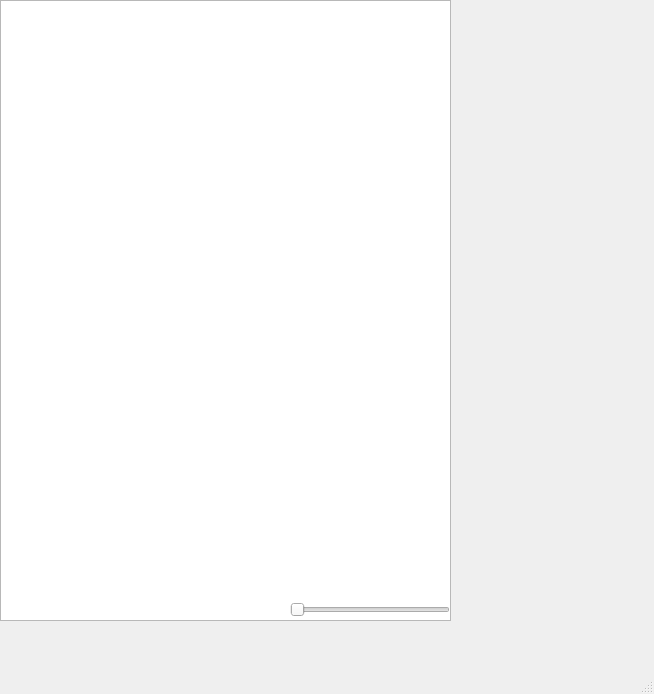
yatsek/mindmaps-qt, file src/gui-designer/mainWindow.ui: the form before one commit.
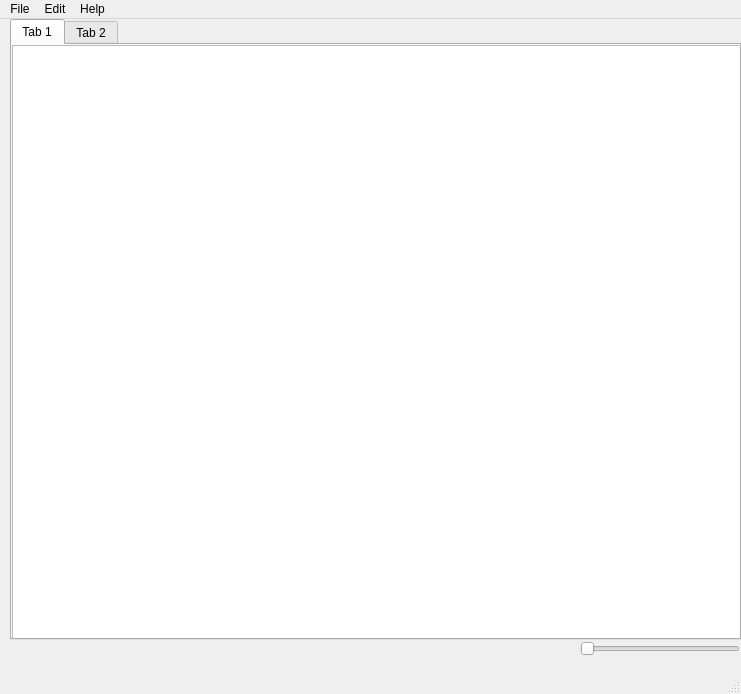
The form after the commit.

Commit message: attempt to save, designer windows

```diff
--- a/src/gui-designer/mainWindow.ui
+++ b/src/gui-designer/mainWindow.ui
@@ -6,7 +6,7 @@
    <rect>
     <x>0</x>
     <y>0</y>
-    <width>654</width>
+    <width>741</width>
     <height>694</height>
    </rect>
   </property>
@@ -20,27 +20,11 @@
    <property name="locale">
     <locale language="English" country="UnitedKingdom"/>
    </property>
-   <widget class="QGraphicsView" name="graphicsView">
-    <property name="geometry">
-     <rect>
-      <x>0</x>
-      <y>0</y>
-      <width>451</width>
-      <height>621</height>
-     </rect>
-    </property>
-    <property name="sizePolicy">
-     <sizepolicy hsizetype="Maximum" vsizetype="Expanding">
-      <horstretch>0</horstretch>
-      <verstretch>0</verstretch>
-     </sizepolicy>
-    </property>
-   </widget>
    <widget class="QSlider" name="horizontalSlider">
     <property name="geometry">
      <rect>
-      <x>290</x>
-      <y>600</y>
+      <x>580</x>
+      <y>620</y>
       <width>160</width>
       <height>20</height>
      </rect>
@@ -49,16 +33,98 @@
      <enum>Qt::Horizontal</enum>
     </property>
    </widget>
+   <widget class="QTabWidget" name="tabWidget">
+    <property name="geometry">
+     <rect>
+      <x>10</x>
+      <y>0</y>
+      <width>731</width>
+      <height>621</height>
+     </rect>
+    </property>
+    <property name="currentIndex">
+     <number>0</number>
+    </property>
+    <widget class="QWidget" name="tab">
+     <attribute name="title">
+      <string>Tab 1</string>
+     </attribute>
+     <widget class="QGraphicsView" name="graphicsView">
+      <property name="geometry">
+       <rect>
+        <x>0</x>
+        <y>0</y>
+        <width>741</width>
+        <height>611</height>
+       </rect>
+      </property>
+      <property name="sizePolicy">
+       <sizepolicy hsizetype="Maximum" vsizetype="Expanding">
+        <horstretch>0</horstretch>
+        <verstretch>0</verstretch>
+       </sizepolicy>
+      </property>
+     </widget>
+    </widget>
+    <widget class="QWidget" name="tab_2">
+     <attribute name="title">
+      <string>Tab 2</string>
+     </attribute>
+    </widget>
+   </widget>
+   <widget class="QLabel" name="label">
+    <property name="geometry">
+     <rect>
+      <x>40</x>
+      <y>650</y>
+      <width>57</width>
+      <height>15</height>
+     </rect>
+    </property>
+    <property name="text">
+     <string>TextLabel</string>
+    </property>
+   </widget>
   </widget>
   <widget class="QMenuBar" name="menubar">
    <property name="geometry">
     <rect>
      <x>0</x>
      <y>0</y>
-     <width>654</width>
-     <height>22</height>
+     <width>741</width>
+     <height>25</height>
     </rect>
    </property>
+   <widget class="QMenu" name="menuFile">
+    <property name="title">
+     <string>File</string>
+    </property>
+    <addaction name="actionNew"/>
+    <addaction name="actionOpen"/>
+    <addaction name="actionSave"/>
+    <addaction name="actionSave_as"/>
+    <addaction name="actionExit"/>
+   </widget>
+   <widget class="QMenu" name="menuEdit">
+    <property name="title">
+     <string>Edit</string>
+    </property>
+    <addaction name="actionUndo"/>
+    <addaction name="actionCut"/>
+    <addaction name="actionPaste"/>
+    <addaction name="actionDelete"/>
+    <addaction name="actionAdjust"/>
+   </widget>
+   <widget class="QMenu" name="menuHelp">
+    <property name="title">
+     <string>Help</string>
+    </property>
+    <addaction name="actionAbout"/>
+    <addaction name="actionHow_to"/>
+   </widget>
+   <addaction name="menuFile"/>
+   <addaction name="menuEdit"/>
+   <addaction name="menuHelp"/>
   </widget>
   <widget class="QStatusBar" name="statusbar"/>
  </widget>
```
Left out of the diff: 60 changed lines with no effect on the pictures. The commit also changes 2 other files.
